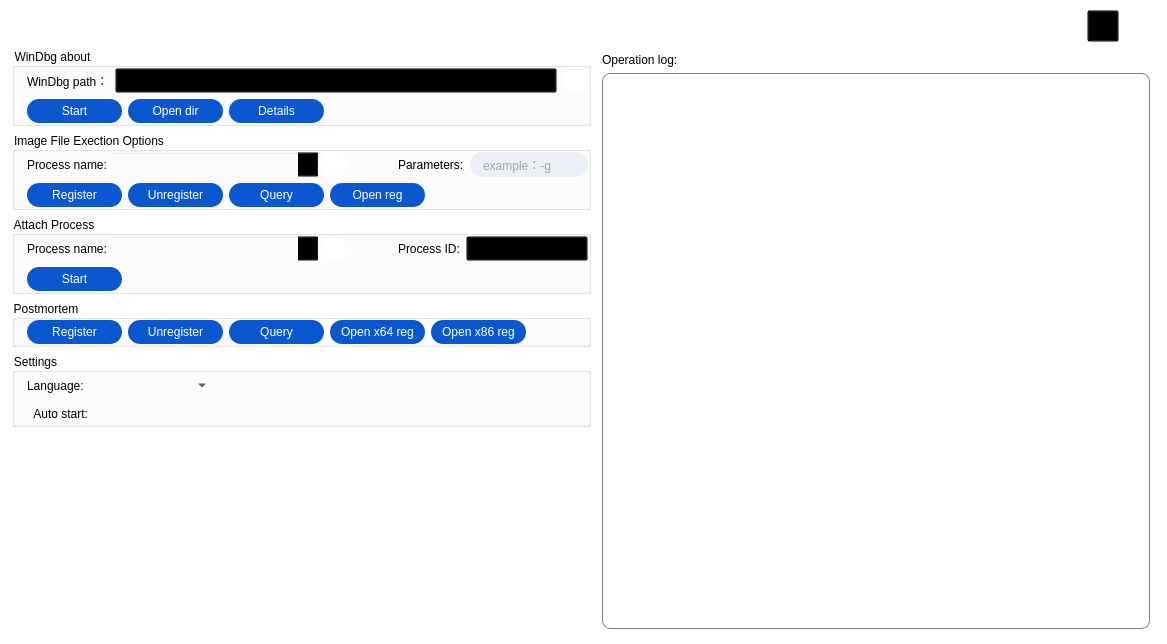
Before: the Qt Designer form WindbgIFEO/WindbgIFEO.ui in MingYueRuYa/worktools, drawn with Qt 5.
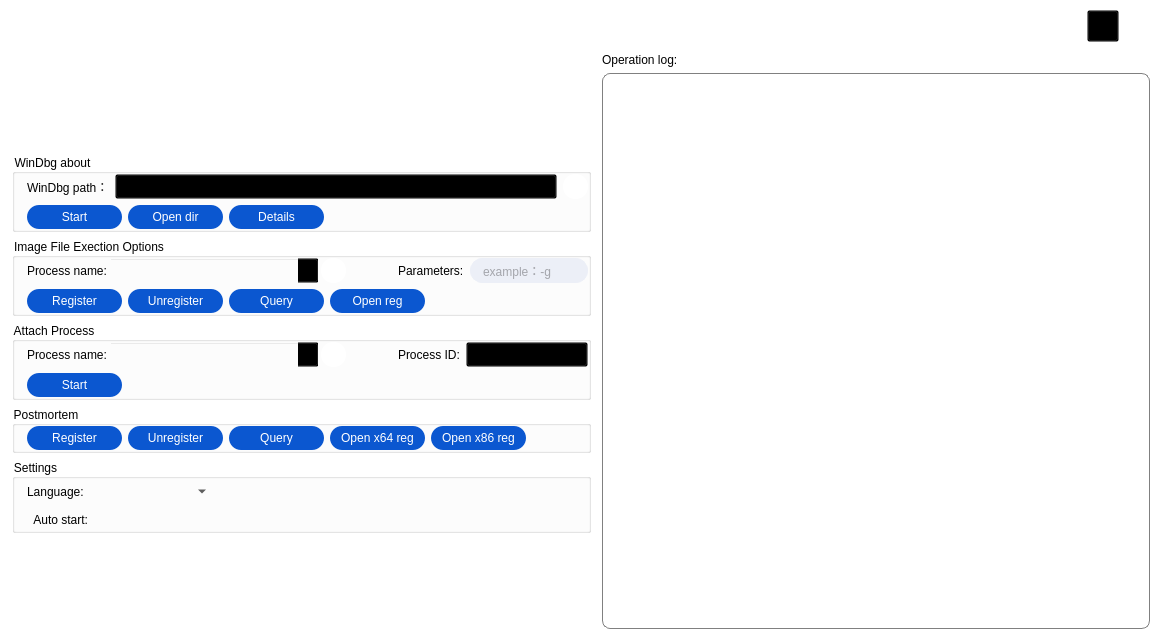
After: the same form once the commit is applied. Icons and pictures are not drawn. Custom widgets are drawn as their Qt base class.

Commit message: 修改ui内容

Diff of the .ui file:
```diff
--- a/WindbgIFEO/WindbgIFEO.ui
+++ b/WindbgIFEO/WindbgIFEO.ui
@@ -243,6 +243,19 @@
             <property name="bottomMargin">
              <number>0</number>
             </property>
+            <item>
+             <widget class="QWidget" name="widget_2" native="true">
+              <property name="minimumSize">
+               <size>
+                <width>0</width>
+                <height>100</height>
+               </size>
+              </property>
+              <property name="styleSheet">
+               <string notr="true"/>
+              </property>
+             </widget>
+            </item>
             <item>
              <widget class="QGroupBox" name="groupBoxWinDbgAbout">
               <property name="minimumSize">
```
The commit also changes 2 other files.
